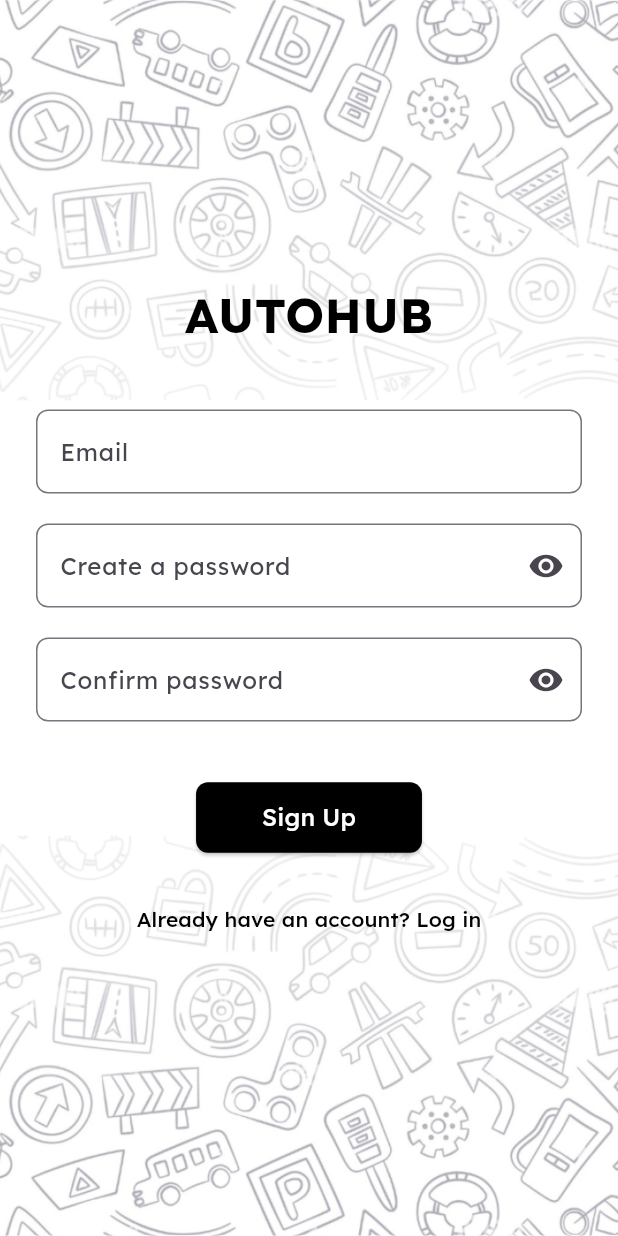
After one commit to aditya030/Autohub_userside, a Flutter app: the SignupPage screen opened by its route, on a phone screen of 412 x 824 dp. The commit adds this screen. Run offline on Flutter 3.47's test engine with Material 3 defaults, Android fonts, the phone set to English and light mode, and no system bars; our stand-ins replace flutter_map, flutter_rating_bar, latlong2.

Commit message:
sign_up page done

```diff
--- a/lib/main.dart
+++ b/lib/main.dart
@@ -4,11 +4,11 @@ import 'package:autohub_app/pages/home_intro_page.dart';
 import 'package:autohub_app/pages/home_page.dart';
 import 'package:autohub_app/pages/login_page.dart';
 import 'package:autohub_app/pages/otp_page.dart';
-import 'package:autohub_app/pages/ride_completion_page.dart';
 import 'package:autohub_app/pages/map_ride_price_page.dart';
 import 'package:autohub_app/pages/ride_completion.dart';
 import 'package:autohub_app/pages/search_page.dart';
 import 'package:autohub_app/pages/sign_in_page.dart';
+import 'package:autohub_app/pages/sign_up_page.dart';
 import 'package:autohub_app/pages/user_details_page.dart';
 import 'package:autohub_app/styles/app_colors.dart';
 import 'package:flutter/material.dart';
@@ -29,7 +29,6 @@ class MyApp extends StatelessWidget {
       routes: {
         '/': (context) => LoginPage(),
         '/ride': (context) => MapRidePricePage(),
-        '/feedback': (context) => FeedbackScreen(),
         '/homepage': (context) => HomePage(),
         '/searchpage': (context) => SearchPage(),
         '/ridecompletion': (context) => RideCompletion(),
@@ -37,8 +36,9 @@ class MyApp extends StatelessWidget {
         '/userdetails': (context) => UserDetailsPage(),
          '/driverinfo': (context) => DriverDetailsPage(),
         '/homeintro': (context) => SplashScreen(),
-        '/signup': (context) => SigninPage(),
+        '/signin': (context) => SigninPage(),
         '/otp': (context) => VerificationPage(),
+        '/signup': (context) => SignupPage(),
 
 
       },
--- /dev/null
+++ b/lib/pages/sign_up_page.dart
@@ -0,0 +1,101 @@
+import 'package:autohub_app/pages/login_page.dart';
+import 'package:flutter/material.dart';
+
+class SignupPage extends StatelessWidget {
+  @override
+  Widget build(BuildContext context) {
+    return Scaffold(
+      body: Center(
+        child: Container(
+          decoration: BoxDecoration(
+            image: DecorationImage(
+              image: AssetImage('assets/images/full_background_doodle.png'),
+              fit: BoxFit.cover,
+            ),
+          ),
+          child: Padding(
+            padding: const EdgeInsets.symmetric(horizontal: 24.0),
+            child: Column(
+              mainAxisAlignment: MainAxisAlignment.center,
+              children: [
+                Text(
+                  'AUTOHUB',
+                  style: TextStyle(
+                    fontSize: 32,
+                    fontWeight: FontWeight.bold,
+                    color: Colors.black,
+                  ),
+                ),
+                SizedBox(height: 40),
+                TextField(
+                  decoration: InputDecoration(
+                    labelText: 'Email',
+                    hintText: 'example@gmail.com',
+                    border: OutlineInputBorder(
+                      borderRadius: BorderRadius.circular(8.0),
+                    ),
+                  ),
+                  keyboardType: TextInputType.emailAddress,
+                ),
+                SizedBox(height: 20),
+                TextField(
+                  decoration: InputDecoration(
+                    labelText: 'Create a password',
+                    hintText: 'must be 8 characters',
+                    suffixIcon: Icon(Icons.visibility),
+                    border: OutlineInputBorder(
+                      borderRadius: BorderRadius.circular(8.0),
+                    ),
+                  ),
+                  obscureText: true,
+                ),
+                SizedBox(height: 20),
+                TextField(
+                  decoration: InputDecoration(
+                    labelText: 'Confirm password',
+                    hintText: 'repeat password',
+                    suffixIcon: Icon(Icons.visibility),
+                    border: OutlineInputBorder(
+                      borderRadius: BorderRadius.circular(8.0),
+                    ),
+                  ),
+                  obscureText: true,
+                ),
+                SizedBox(height: 40),
+                ElevatedButton(
+                  onPressed: () {
+                    // Handle sign up
+                  },
+                  child: Text(
+                    'Sign Up',
+                    style: TextStyle(fontSize: 16),
+                  ),
+                  style: ElevatedButton.styleFrom(
+                    foregroundColor: Colors.white, backgroundColor: Colors.black,
+                    padding: EdgeInsets.symmetric(horizontal: 44.0, vertical: 12.0),
+                    shape: RoundedRectangleBorder(
+                      borderRadius: BorderRadius.circular(8.0),
+                    ),
+                  ),
+                ),
+                SizedBox(height: 20),
+                TextButton(
+                  onPressed: () {
+                    Navigator.push(
+                      context,
+                      MaterialPageRoute(builder: (context) => LoginPage()),
+                    );
+                  },
+                  child: Text(
+                    'Already have an account? Log in',
+                    style: TextStyle(color: Colors.black),
+                  ),
+                ),
+              ],
+            ),
+          ),
+        ),
+      ),
+    );
+  }
+}
```
